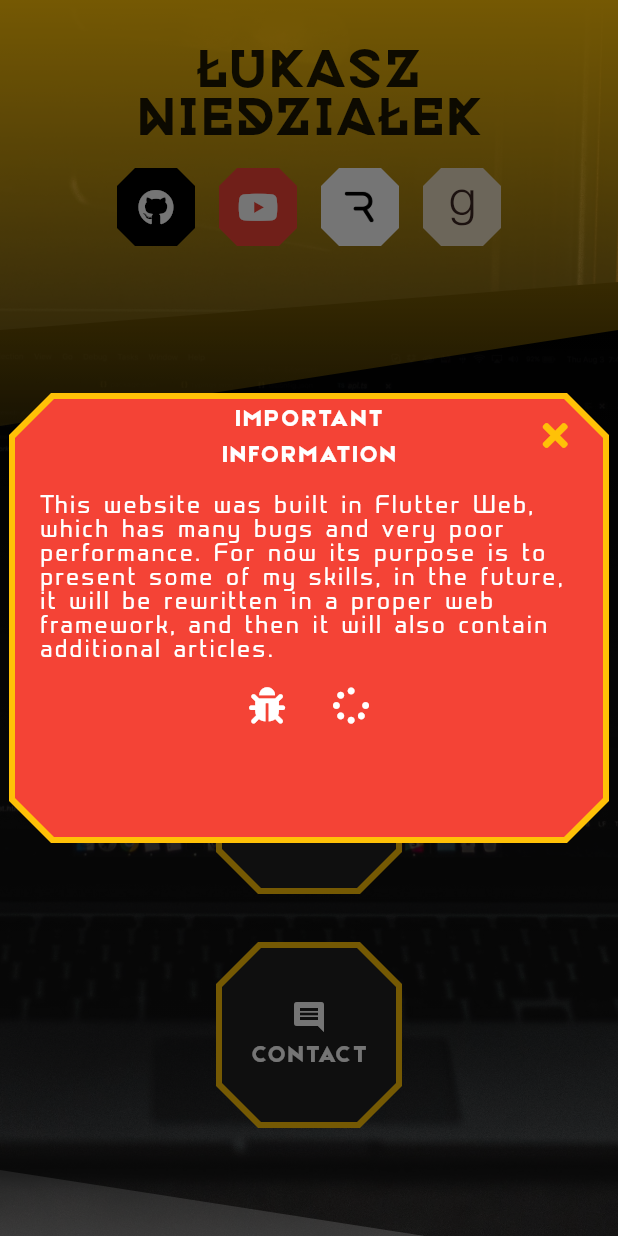
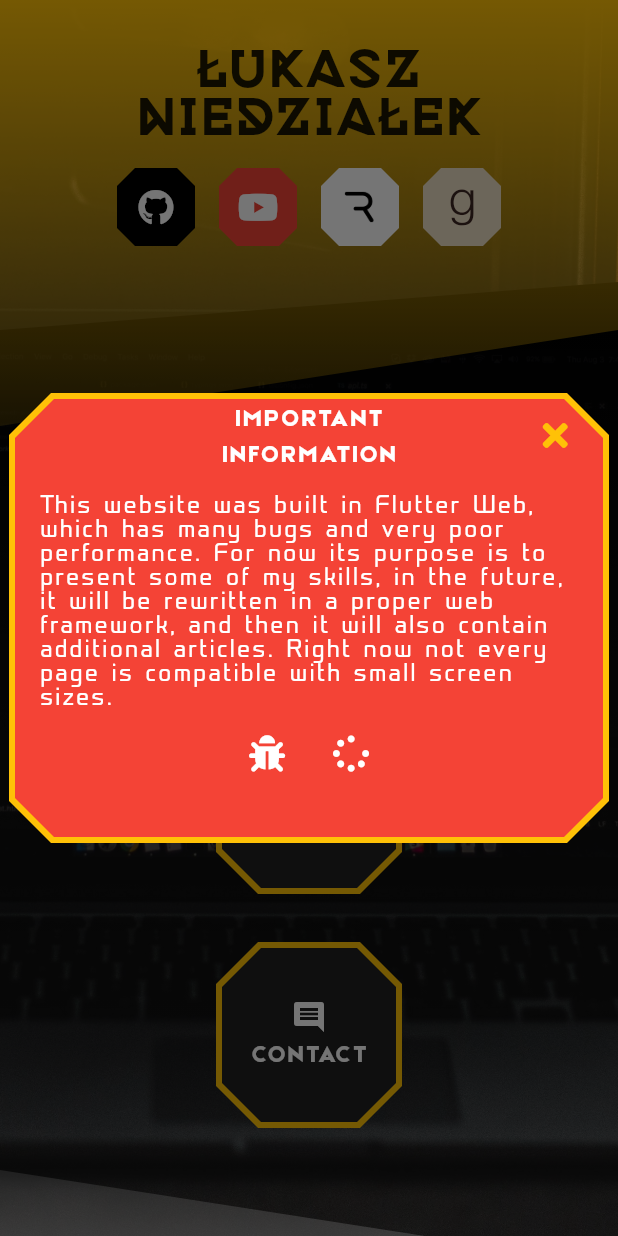
Before and after one commit to GenixPL/portfolio2, a Flutter app: the screen it shows after launch, on a phone screen of 412 x 824 dp. Run offline on Flutter 3.47's test engine with Material 2 defaults, Android fonts, the phone set to English and light mode, and no system bars; our stand-ins replace font_awesome_flutter; missing offline and left inert: dart:html, dart:js; statements that could not run were skipped.

Commit message:
Add one text line.

```diff
--- a/lib/ui/home/info_dialog.dart
+++ b/lib/ui/home/info_dialog.dart
@@ -35,21 +35,16 @@ class InfoDialog extends StatelessWidget {
                         Padding(
                           padding: const EdgeInsets.all(16),
                           child: Text(
-                            'This website was built in Flutter Web, which has many bugs and very poor performance. ' + 'For now its purpose is to present some of my skills, in the future, it will be rewritten in a proper web framework, and then it will also contain additional articles.',
+                            'This website was built in Flutter Web, which has many bugs and very poor performance. ' + 'For now its purpose is to present some of my skills, in the future, it will be rewritten in a proper web framework, and then it will also contain additional articles. Right now not every page is compatible with small screen sizes.',
                             style: normalText.copyWith(color: Colors.white),
                           ),
                         ),
-                        Column(
-	                        mainAxisAlignment: MainAxisAlignment.center,
+                        Row(
+	                            mainAxisAlignment: MainAxisAlignment.center,
                           children: <Widget>[
-                            Row(
-	                            mainAxisAlignment: MainAxisAlignment.center,
-                              children: <Widget>[
-                                Icon(FontAwesomeIcons.bug, color: Colors.white),
+                            Icon(FontAwesomeIcons.bug, color: Colors.white),
 	                              SizedBox(width: 32),
 	                              Icon(FontAwesomeIcons.spinner, color: Colors.white),
-                              ],
-                            ),
                           ],
                         ),
                       ],
```
